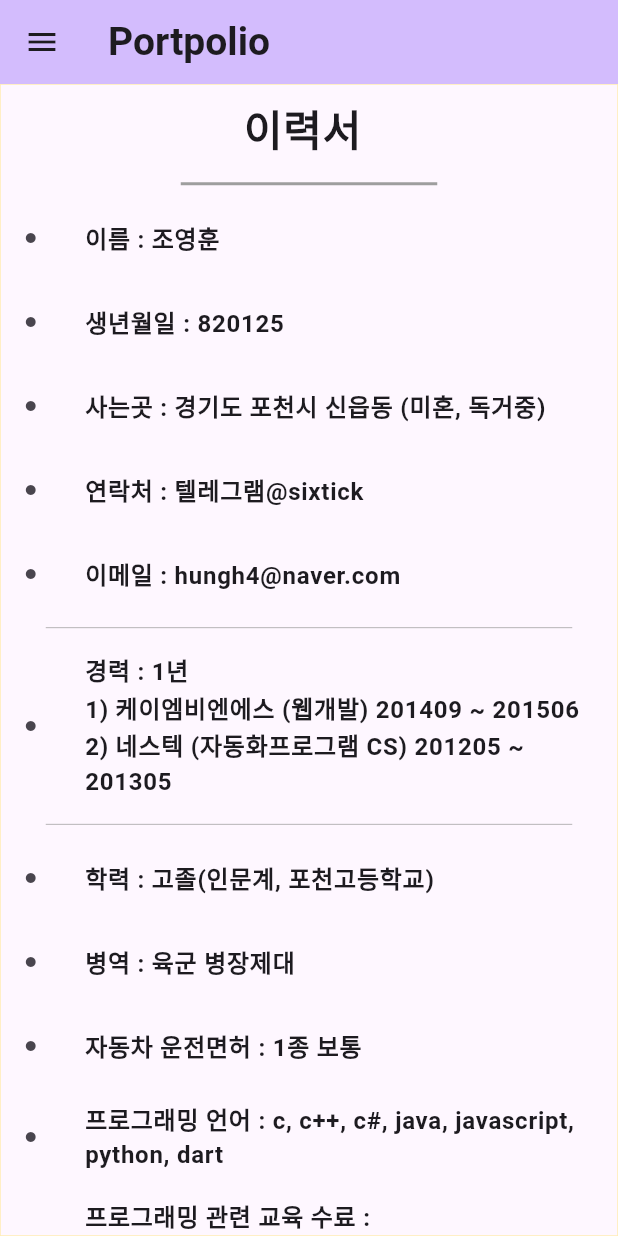
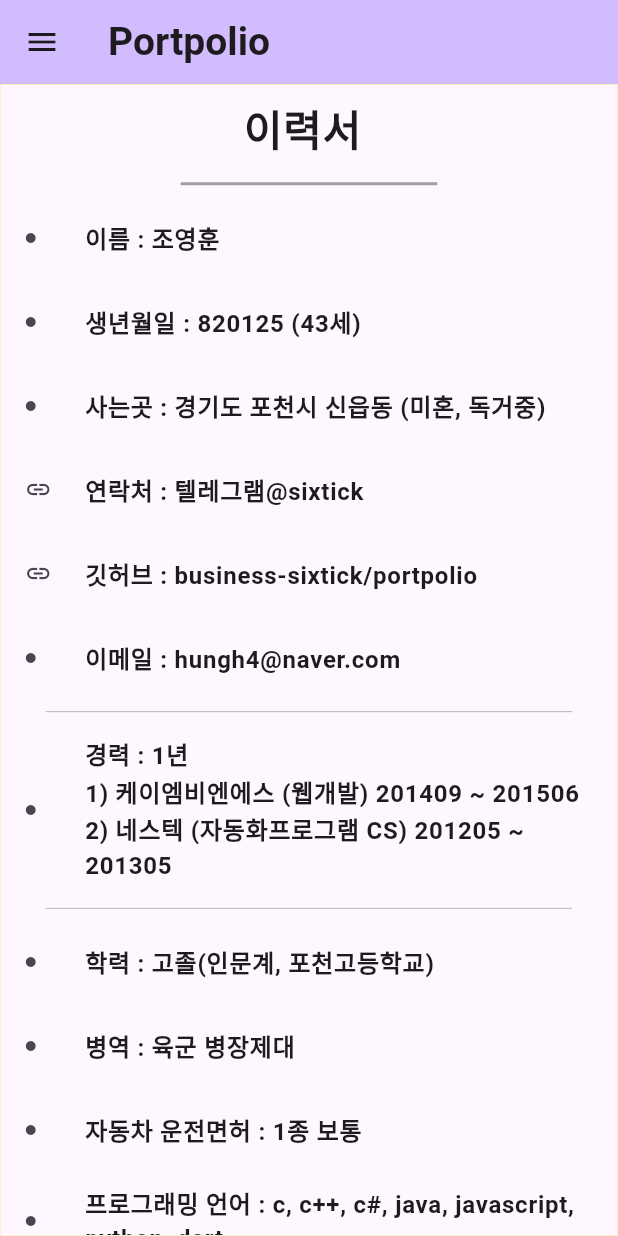
Before and after one commit to business-sixtick/portfolio, a Flutter app: the screen it shows after launch, on a phone screen of 412 x 824 dp. Run offline on Flutter 3.47's test engine with Material 3 defaults, Android fonts, the phone set to English and light mode, and no system bars; our stand-ins replace flutter_riverpod; missing offline and left inert: window_size.

Commit message:
웹 배포

```diff
--- a/lib/widgets/resume_page.dart
+++ b/lib/widgets/resume_page.dart
@@ -41,16 +41,21 @@ class ResumePage extends StatelessWidget{
             ),
             const ListTile(
               leading: Icon(Icons.circle, size: 8,),
-              title: Text('생년월일 : 820125', style: TextStyle(fontWeight: FontWeight.bold, fontSize: 16)),
+              title: Text('생년월일 : 820125 (43세)', style: TextStyle(fontWeight: FontWeight.bold, fontSize: 16)),
             ),
             const ListTile(
               leading: Icon(Icons.circle, size: 8,),
               title: Text('사는곳 : 경기도 포천시 신읍동 (미혼, 독거중)', style: TextStyle(fontWeight: FontWeight.bold, fontSize: 16)),
             ),
             ListTile(
-              leading: const  Icon(Icons.circle, size: 8,),
+              leading: const  Icon(Icons.link, size: 18,),
               title: const  Text('연락처 : 텔레그램@sixtick', style: TextStyle(fontWeight: FontWeight.bold, fontSize: 16)),
               onTap: () => _launchUrl('https://t.me/sixtick'),
+            ),
+            ListTile(
+              leading: const  Icon(Icons.link, size: 18,),
+              title: const  Text('깃허브 : business-sixtick/portpolio', style: TextStyle(fontWeight: FontWeight.bold, fontSize: 16)),
+              onTap: () => _launchUrl('https://github.com/business-sixtick/portpolio'),
             ),
             const ListTile(
               leading: Icon(Icons.circle, size: 8,),
```
Also changed, not shown: lib/widgets/lotto_page.dart (added), 1 other file.
